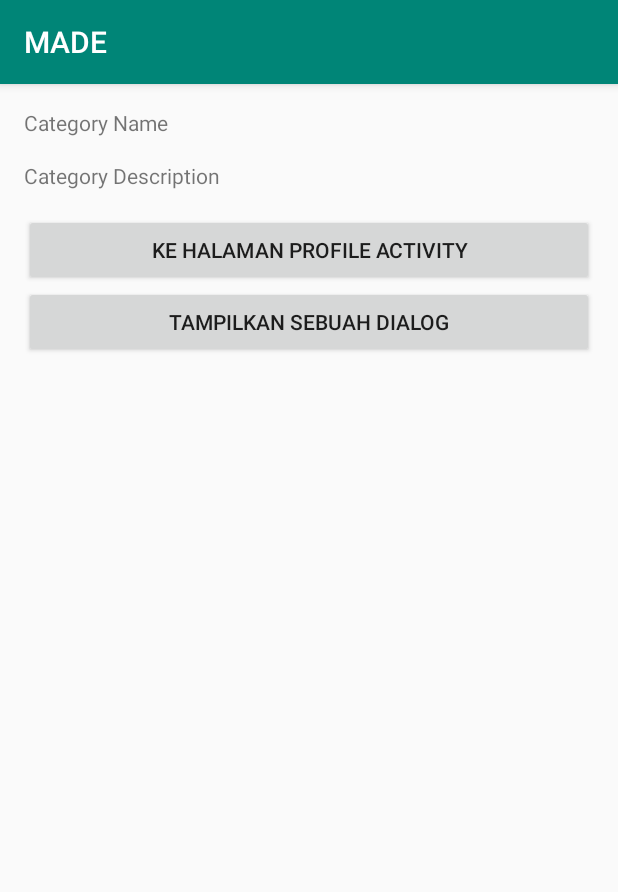
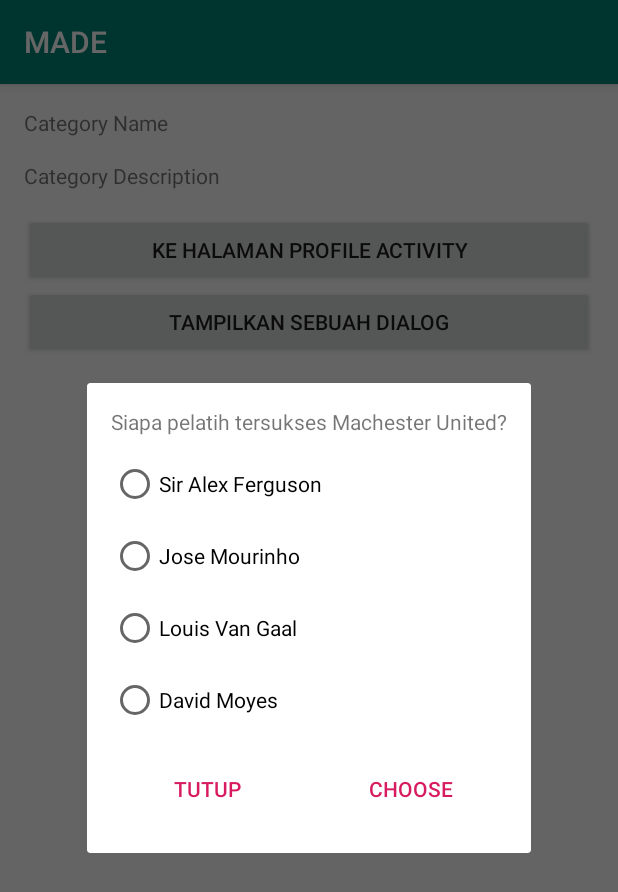
Before and after one commit to baguskto/MADE-DICODING, an Android app: the fragment DetailCategoryFragment placed in its activity, after a tap on "TAMPILKAN SEBUAH DIALOG", on a phone screen of 412 x 824 dp. Shown: the top 892 px of the screen. Run offline under Robolectric (Android 15) with nearby library versions, the phone set to English and light mode, and no system bars.

Commit message:
dealog pada fragment

```diff
--- a/app/src/main/java/com/example/made/Fragment/DetailCategoryFragment.kt
+++ b/app/src/main/java/com/example/made/Fragment/DetailCategoryFragment.kt
@@ -1,6 +1,7 @@
 package com.example.made.Fragment
 
 
+import android.content.Intent
 import android.os.Bundle
 import androidx.fragment.app.Fragment
 import android.view.LayoutInflater
@@ -8,6 +9,7 @@ import android.view.View
 import android.view.ViewGroup
 import android.widget.Button
 import android.widget.TextView
+import android.widget.Toast
 
 import com.example.made.R
 import kotlinx.android.synthetic.main.fragment_detail_category.*
@@ -16,21 +18,23 @@ class DetailCategoryFragment : Fragment(), View.OnClickListener {
 
     var description : String? = null
 
-    companion object{
-        var EXTRA_NAME = "extra_name"
-        var EXTRA_DESCRIPTION = "extra_description"
-    }
 
     lateinit var tvCategoryName: TextView
     lateinit var  tvCategoryDescription: TextView
     lateinit var btnProfile : Button
     lateinit var  btnShowDialog : Button
 
+
+    companion object{
+        var EXTRA_NAME = "extra_name"
+        var EXTRA_DESCRIPTION = "extra_description"
+
+    }
+
     override fun onCreateView(
         inflater: LayoutInflater, container: ViewGroup?,
         savedInstanceState: Bundle?
     ): View? {
-        // Inflate the layout for this fragment
         return inflater.inflate(R.layout.fragment_detail_category, container, false)
     }
 
@@ -61,6 +65,12 @@ class DetailCategoryFragment : Fragment(), View.OnClickListener {
         }
     }
 
+         override fun onSaveInstanceState(outState: Bundle) {
+             super.onSaveInstanceState(outState)
+
+             outState.putString(EXTRA_DESCRIPTION, description)
+         }
+
     override fun onClick(v: View) {
         when (v.id){
             R.id.btn_profile -> {
@@ -68,6 +78,10 @@ class DetailCategoryFragment : Fragment(), View.OnClickListener {
             }
 
             R.id.btn_show_dialog -> {
+                val mOptionFialFragment = OptionDialogFragment()
+
+                val mFragmentManager = childFragmentManager
+                mOptionFialFragment.show(mFragmentManager,OptionDialogFragment::class.java.simpleName)
 
             }
 
@@ -75,5 +89,10 @@ class DetailCategoryFragment : Fragment(), View.OnClickListener {
 
     }
 
+    internal var optionDialogListener:  OptionDialogFragment.OnOptionDialogListener = object : OptionDialogFragment.OnOptionDialogListener{
+        override fun onOptionChosen(text: String?) {
+            Toast.makeText(activity, text, Toast.LENGTH_SHORT).show()
+        }
+    }
 
 }
--- /dev/null
+++ b/app/src/main/java/com/example/made/Fragment/OptionDialogFragment.kt
@@ -0,0 +1,103 @@
+package com.example.made.Fragment
+
+
+import android.app.Dialog
+import android.content.Context
+import android.os.Bundle
+import androidx.fragment.app.Fragment
+import android.view.LayoutInflater
+import android.view.View
+import android.view.ViewGroup
+import android.widget.Button
+import android.widget.RadioButton
+import android.widget.RadioGroup
+import androidx.fragment.app.DialogFragment
+
+import com.example.made.R
+import kotlinx.android.synthetic.main.fragment_detail_category.*
+import kotlinx.android.synthetic.main.fragment_option_dialog.*
+
+
+class OptionDialogFragment : DialogFragment(),View.OnClickListener {
+
+    private lateinit var btnChoose: Button
+    private lateinit var btnClose: Button
+    private lateinit var rgOptions: RadioGroup
+    private lateinit var rbSaf: RadioButton
+    private lateinit var rbMou: RadioButton
+    private lateinit var rbLvg : RadioButton
+    private lateinit var rbMoyes: RadioButton
+    private var optionDialogListener: OnOptionDialogListener? = null
+
+    override fun onCreateView(
+        inflater: LayoutInflater, container: ViewGroup?,
+        savedInstanceState: Bundle?
+    ): View? {
+        // Inflate the layout for this fragment
+        return inflater.inflate(R.layout.fragment_option_dialog, container, false)
+    }
+
+    override fun onViewCreated(view: View, savedInstanceState: Bundle?) {
+        super.onViewCreated(view, savedInstanceState)
+        btnChoose = view.findViewById(R.id.btn_choose)
+        btnChoose.setOnClickListener(this)
+
+        btnClose = view.findViewById(R.id.btn_close)
+        btnClose.setOnClickListener(this)
+
+        rgOptions= view.findViewById(R.id.rg_options)
+        rbSaf= view.findViewById(R.id.rb_saf)
+        rbLvg= view.findViewById(R.id.rb_lvg)
+        rbMou= view.findViewById(R.id.rb_mou)
+        rbMoyes= view.findViewById(R.id.rb_moyes)
+
+    }
+
+    override fun onAttach(context: Context?) {
+        super.onAttach(context)
+
+        val fragment = parentFragment
+
+        if(fragment is DetailCategoryFragment) {
+            val detailCategoryFragment = fragment as DetailCategoryFragment?
+            this.optionDialogListener = detailCategoryFragment?.optionDialogListener
+        }
+    }
+
+    override fun onDetach() {
+        super.onDetach()
+        this.optionDialogListener = null
+    }
+
+    override fun onClick(v: View) {
+        when(v.id) {
+            R.id.btn_close -> dialog?.cancel()
+
+            R.id.btn_choose -> {
+                val checkRadioButtonId = rg_options.checkedRadioButtonId
+               if (checkRadioButtonId != -1) {
+                   var coach: String? = null
+                   when(checkRadioButtonId){
+                       R.id.rb_saf ->  coach = rbSaf.text.toString().trim()
+
+                       R.id.rb_mou -> coach = rbMou.text.toString().trim()
+
+                       R.id.rb_lvg -> coach = rbLvg.text.toString().trim()
+
+                       R.id.rb_moyes -> coach = rbMoyes.text.toString().trim()
+
+                   }
+
+                   if (optionDialogListener != null) {
+                       optionDialogListener?.onOptionChosen(coach)
+                   }
+                   dialog?.dismiss()
+               }
+            }
+        }
+    }
+
+    interface OnOptionDialogListener{
+        fun onOptionChosen(text: String?)
+    }
+}
--- /dev/null
+++ b/app/src/main/res/layout/fragment_option_dialog.xml
@@ -0,0 +1,69 @@
+<?xml version="1.0" encoding="utf-8"?>
+<LinearLayout xmlns:android="http://schemas.android.com/apk/res/android"
+    xmlns:tools="http://schemas.android.com/tools"
+    android:layout_width="match_parent"
+    android:layout_height="match_parent"
+    android:orientation="vertical"
+    android:padding="16dp"
+    tools:context=".Fragment.OptionDialogFragment">
+
+    <TextView
+        android:layout_width="match_parent"
+        android:layout_height="wrap_content"
+        android:layout_marginBottom="16dp"
+        android:text="@string/question_coach" />
+
+    <RadioGroup
+        android:id="@+id/rg_options"
+        android:layout_width="match_parent"
+        android:layout_height="wrap_content"
+        android:orientation="vertical">
+        <RadioButton
+            android:id="@+id/rb_saf"
+            android:layout_width="match_parent"
+            android:layout_height="wrap_content"
+            android:layout_marginBottom="16dp"
+            android:text="@string/sir_alex_ferguson" />
+        <RadioButton
+            android:id="@+id/rb_mou"
+            android:layout_width="match_parent"
+            android:layout_height="wrap_content"
+            android:layout_marginBottom="16dp"
+            android:text="@string/jose_mourinho" />
+        <RadioButton
+            android:id="@+id/rb_lvg"
+            android:layout_width="match_parent"
+            android:layout_height="wrap_content"
+            android:layout_marginBottom="16dp"
+            android:text="@string/louis_van_gaal" />
+        <RadioButton
+            android:id="@+id/rb_moyes"
+            android:layout_width="match_parent"
+            android:layout_height="wrap_content"
+            android:layout_marginBottom="16dp"
+            android:text="@string/david_moyes" />
+    </RadioGroup>
+    <LinearLayout
+        android:layout_width="match_parent"
+        android:layout_height="wrap_content"
+        android:orientation="horizontal">
+        <Button
+            android:id="@+id/btn_close"
+            style="?android:attr/buttonBarButtonStyle"
+            android:layout_width="match_parent"
+            android:layout_height="wrap_content"
+            android:layout_marginEnd="4dp"
+            android:layout_marginRight="4dp"
+            android:layout_weight="0.5"
+            android:text="@string/close" />
+        <Button
+            android:id="@+id/btn_choose"
+            style="?android:attr/buttonBarButtonStyle"
+            android:layout_width="match_parent"
+            android:layout_height="wrap_content"
+            android:layout_marginLeft="4dp"
+            android:layout_marginStart="4dp"
+            android:layout_weight="0.5"
+            android:text="@string/choose" />
+    </LinearLayout>
+</LinearLayout>
```
